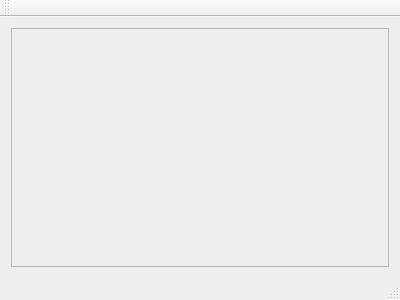
Before: the Qt Designer form S2TestApp/TestAppQt/ui/MainWindow.ui in danielevacca81/S2Engine, drawn with Qt 5.
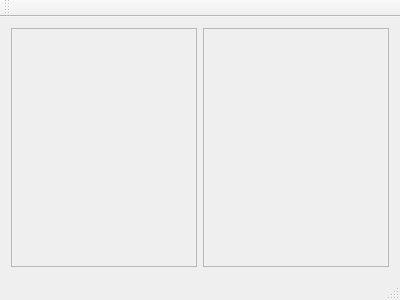
After: the same form once the commit is applied.

Diff of the .ui file:
```diff
--- a/S2TestApp/TestAppQt/ui/MainWindow.ui
+++ b/S2TestApp/TestAppQt/ui/MainWindow.ui
@@ -16,7 +16,17 @@
   <widget class="QWidget" name="centralWidget">
    <layout class="QGridLayout" name="gridLayout">
     <item row="0" column="0">
-     <widget class="QFrame" name="frameGLArea">
+     <widget class="QFrame" name="frameGLAreaLeft">
+      <property name="frameShape">
+       <enum>QFrame::StyledPanel</enum>
+      </property>
+      <property name="frameShadow">
+       <enum>QFrame::Raised</enum>
+      </property>
+     </widget>
+    </item>
+    <item row="0" column="1">
+     <widget class="QFrame" name="frameGLAreaRight">
       <property name="frameShape">
        <enum>QFrame::StyledPanel</enum>
       </property>
```
Left out of the diff: 2 changed lines with no effect on the pictures.
